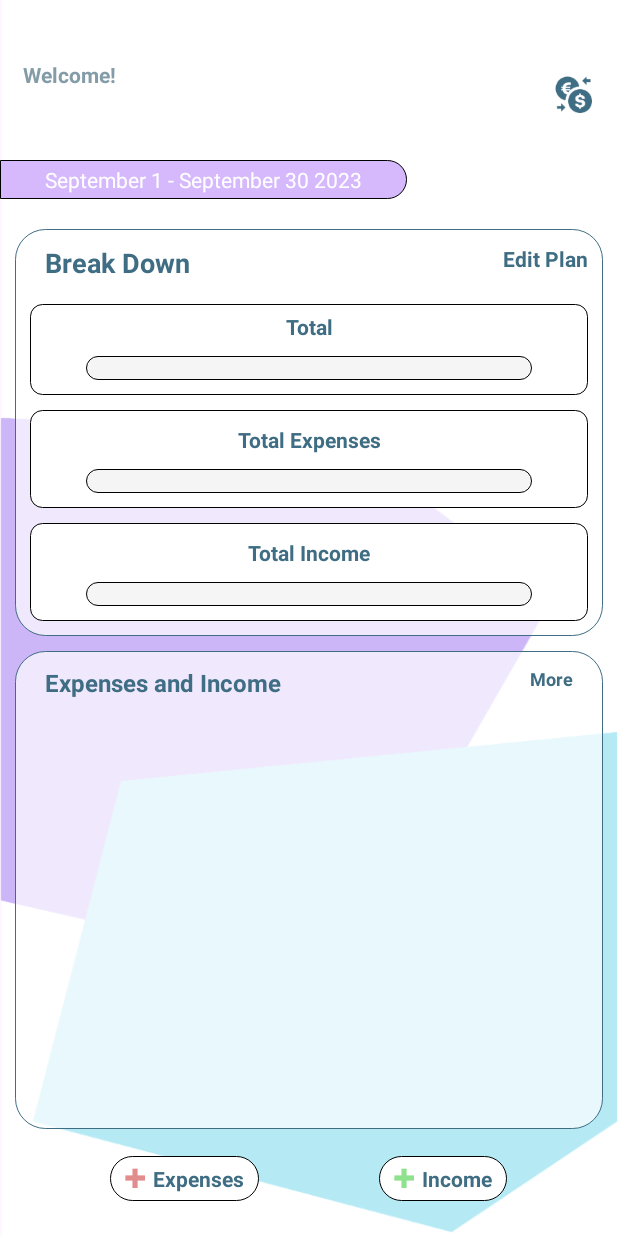
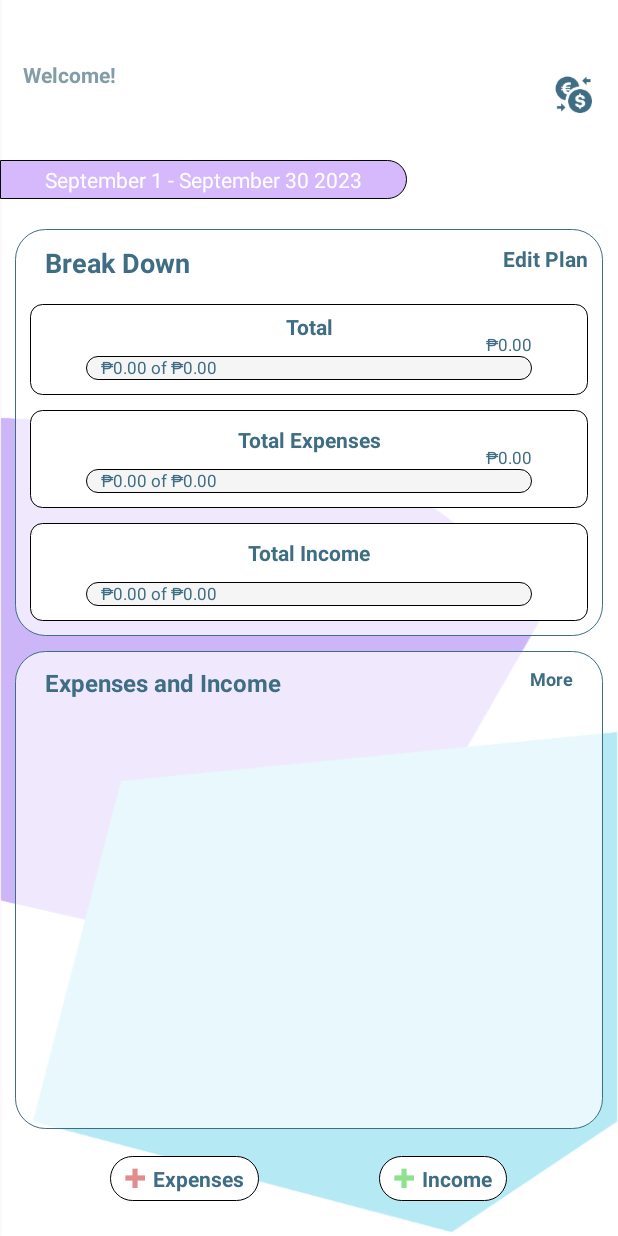
Before and after one commit to NotEfraim/Expenses_Tracker, an Android app: the ViewPlanFragment screen opened through its navigation route, on a phone screen of 412 x 824 dp. Run offline under Robolectric (Android 15) with nearby library versions, the phone set to English and light mode, and no system bars; our stand-ins replace Dagger/Hilt's generated code, Firebase (no records; nobody signed in at launch, a user with empty details on screens opened directly); libraries missing offline, so code that uses them is left out: com.chad.library; 8 statements that could not run were skipped.

Commit message:
Implementing Income Expenses API and Get Specific Plan API and Fixing the behaviour

```diff
--- a/app/src/main/java/com/itechcom/expensestracker/presenter/fragment/HomeFragment.kt
+++ b/app/src/main/java/com/itechcom/expensestracker/presenter/fragment/HomeFragment.kt
@@ -79,7 +79,7 @@ class HomeFragment : BaseFragment<FragmentHomeBinding, HomeViewModel>(
         budgetPlanAdapter.setOnItemClickListener { _, view, position ->
             val bundle = Bundle()
             val adapterData = data.data?.get(position)
-            bundle.putSerializable("plan_model", adapterData)
+            bundle.putString("plan_id", adapterData?.planId)
             view.navigateTo(R.id.actionToViewPlanFragment, bundle)
         }
     }
--- a/app/src/main/java/com/itechcom/expensestracker/presenter/fragment/ViewPlanFragment.kt
+++ b/app/src/main/java/com/itechcom/expensestracker/presenter/fragment/ViewPlanFragment.kt
@@ -2,39 +2,67 @@ package com.itechcom.expensestracker.presenter.fragment
 
 import android.annotation.SuppressLint
 import android.os.Build
+import android.os.Bundle
 import android.util.Log
 import android.view.View
 import androidx.annotation.RequiresApi
+import androidx.lifecycle.lifecycleScope
+import com.itechcom.domain.model.database.IncomeExpensesEntityList
 import com.itechcom.domain.model.database.PlanEntity
 import com.itechcom.expensestracker.R
 import com.itechcom.expensestracker.base.BaseFragment
 import com.itechcom.expensestracker.databinding.FragmentViewPlanBinding
 import com.itechcom.expensestracker.presenter.viewmodel.MainViewModel
 import com.itechcom.expensestracker.presenter.adapter.IncomeExpenseAdapter
+import com.itechcom.expensestracker.presenter.viewmodel.ViewPlanViewModel
+import com.itechcom.expensestracker.utils.extensions.collect
 import com.itechcom.expensestracker.utils.extensions.navigateTo
+import com.itechcom.expensestracker.utils.extensions.useEmptyView
+import kotlinx.coroutines.launch
 
-class ViewPlanFragment : BaseFragment<FragmentViewPlanBinding, MainViewModel>(
+class ViewPlanFragment : BaseFragment<FragmentViewPlanBinding, ViewPlanViewModel>(
     FragmentViewPlanBinding::inflate,
-    MainViewModel::class
+    ViewPlanViewModel::class
 ) , View.OnClickListener {
 
     private val incomeExpenseAdapter = IncomeExpenseAdapter()
+    private var planId : String? = null
+
+    override fun ViewPlanViewModel.initCall() {
+        getBundleExtras()
+        lifecycleScope.launch {
+            val key = planId?:return@launch
+            getPlan(key)
+            getIncomeExpenses(key)
+        }
+    }
+
+    override fun ViewPlanViewModel.initObserver() {
+        collect(plan, ::initData)
+        collect(incomeExpenses, :: initIncomeExpenses)
+    }
 
     override fun FragmentViewPlanBinding.initialize() {
         initViews()
     }
 
-
     private fun initViews() = binding.apply {
         expensesIncomeRecycler.adapter = incomeExpenseAdapter
-        getBundleExtras()
         initClicks()
     }
 
-    @SuppressLint("SetTextI18n")
     private fun getBundleExtras() = binding.apply {
         val args = arguments ?: return@apply
-        val model = args.getSerializable("plan_model") as PlanEntity
+        planId = args.getString("plan_id")
+    }
+
+    private fun initIncomeExpenses(data : IncomeExpensesEntityList){
+        incomeExpenseAdapter.submitList(data.data)
+        incomeExpenseAdapter.useEmptyView()
+    }
+
+    @SuppressLint("SetTextI18n")
+    private fun initData(model : PlanEntity) = binding.apply {
         val expenses = model.totalExpenses?.toInt()?:0
         val income = model.totalIncome?.toInt()?:0
         val budget = model.budget?.toInt()?:0
@@ -70,6 +98,8 @@ class ViewPlanFragment : BaseFragment<FragmentViewPlanBinding, MainViewModel>(
     }
 
     override fun onClick(v: View?) {
+        val bundle = Bundle()
+        bundle.putString("plan_id", planId)
         binding.apply {
             when(v?.id){
                 editPlanBtn.id -> {
@@ -81,7 +111,7 @@ class ViewPlanFragment : BaseFragment<FragmentViewPlanBinding, MainViewModel>(
                 }
 
                 addIncomeBtn.id -> {
-                    v.navigateTo(R.id.actionToAddIncomeFragment)
+                    v.navigateTo(R.id.actionToAddIncomeFragment, bundle)
                 }
 
                 moreBtn.id -> {
--- a/app/src/main/java/com/itechcom/expensestracker/presenter/viewmodel/ViewPlanViewModel.kt
+++ b/app/src/main/java/com/itechcom/expensestracker/presenter/viewmodel/ViewPlanViewModel.kt
@@ -1,13 +1,46 @@
 package com.itechcom.expensestracker.presenter.viewmodel
 
 import androidx.lifecycle.ViewModel
+import com.itechcom.domain.model.database.IncomeExpensesEntity
+import com.itechcom.domain.model.database.IncomeExpensesEntityList
+import com.itechcom.domain.model.database.PlanEntity
 import com.itechcom.domain.usecase.DatabaseUseCase
 import dagger.hilt.android.lifecycle.HiltViewModel
+import kotlinx.coroutines.flow.MutableStateFlow
+import kotlinx.coroutines.flow.asStateFlow
 import javax.inject.Inject
 
 @HiltViewModel
 class ViewPlanViewModel @Inject constructor(
-    databaseUseCase: DatabaseUseCase
+    private val databaseUseCase: DatabaseUseCase
 ): ViewModel() {
 
+    private val _plan = MutableStateFlow(PlanEntity())
+    val plan = _plan.asStateFlow()
+    private val _incomeExpenses = MutableStateFlow(IncomeExpensesEntityList())
+    val incomeExpenses = _incomeExpenses.asStateFlow()
+    private val _errorMessage = MutableStateFlow("")
+    val errorMessage = _errorMessage.asStateFlow()
+
+
+    suspend fun getPlan(key : String){
+        val response = databaseUseCase.getPlan(key)
+        if(response.isSuccess){
+            val data = response.data
+            if(data is PlanEntity) _plan.value = data
+        }
+        else _errorMessage.value = response.errorMessage?:return
+    }
+
+    suspend fun getIncomeExpenses(planId: String){
+        val response = databaseUseCase.getAllIncomeAndExpenses(planId)
+        if(response.isSuccess){
+            val data = response.data
+            if(data is IncomeExpensesEntityList){
+                _incomeExpenses.value = data
+            }
+        }
+        else _errorMessage.value = response.errorMessage?:return
+    }
+
 }
--- a/app/src/main/res/layout/fragment_add_income.xml
+++ b/app/src/main/res/layout/fragment_add_income.xml
@@ -46,7 +46,7 @@
             android:textStyle="bold" />
 
         <EditText
-            android:id="@+id/startDate"
+            android:id="@+id/source"
             android:layout_width="match_parent"
             android:layout_height="wrap_content"
             android:layout_marginHorizontal="10dp"
@@ -70,7 +70,7 @@
             android:textStyle="bold" />
 
         <EditText
-            android:id="@+id/endDate"
+            android:id="@+id/amount"
             android:layout_width="match_parent"
             android:layout_height="wrap_content"
             android:layout_marginHorizontal="10dp"
@@ -140,6 +140,7 @@
 
 
     <androidx.appcompat.widget.AppCompatTextView
+        android:id="@+id/saveBtn"
         android:layout_width="wrap_content"
         android:layout_height="wrap_content"
         android:background="@drawable/button_circle_white"
--- a/app/src/main/res/navigation/main_nav.xml
+++ b/app/src/main/res/navigation/main_nav.xml
@@ -42,22 +42,28 @@
         android:label="ViewPlanFragment" >
         <action
             android:id="@+id/actionToEditPlanFragment"
-            app:destination="@id/editPlanFragment" />
+            app:destination="@id/editPlanFragment"
+            app:popUpToInclusive="true"/>
         <action
             android:id="@+id/actionToEditIncome"
-            app:destination="@id/editIncomeFragment2" />
+            app:destination="@id/editIncomeFragment2"
+            app:popUpToInclusive="true"/>
         <action
             android:id="@+id/actionToEditExpenses"
-            app:destination="@id/editExpensesFragment2" />
+            app:destination="@id/editExpensesFragment2"
+            app:popUpToInclusive="true"/>
         <action
             android:id="@+id/actionToAddExpensesFragment"
-            app:destination="@id/addExpensesFragment" />
+            app:destination="@id/addExpensesFragment"
+            app:popUpToInclusive="true"/>
         <action
             android:id="@+id/actionToAddIncomeFragment"
-            app:destination="@id/addIncomeFragment" />
+            app:destination="@id/addIncomeFragment"
+            app:popUpToInclusive="true"/>
         <action
             android:id="@+id/action_viewPlanFragment_to_allExpensesIncomeFragment2"
-            app:destination="@id/allExpensesIncomeFragment" />
+            app:destination="@id/allExpensesIncomeFragment"
+            app:popUpToInclusive="true"/>
 
     </fragment>
 
@@ -81,7 +87,7 @@
         android:name="com.itechcom.expensestracker.presenter.fragment.AddExpensesFragment"
         tools:layout="@layout/fragment_add_expenses"
         android:label="AddExpensesFragment" />
-    <fragment
+     <fragment
         android:id="@+id/addIncomeFragment"
         android:name="com.itechcom.expensestracker.presenter.fragment.AddIncomeFragment"
         tools:layout="@layout/fragment_add_income"
--- a/data/src/main/java/com/itechcom/data/repository/firebase/DatabaseRepository.kt
+++ b/data/src/main/java/com/itechcom/data/repository/firebase/DatabaseRepository.kt
@@ -13,5 +13,7 @@ interface DatabaseRepository {
     suspend fun getBasicAuthUser(email : String) : Flow<DataFirebaseCallModel>
     suspend fun getAllPlans(limitTo : Int) : DataFirebaseCallModel
     suspend fun getLatestPlan() : DataFirebaseCallModel
+    suspend fun getPlan(key : String) : DataFirebaseCallModel
+    suspend fun getAllIncomeAndExpenses(planId : String) : DataFirebaseCallModel
 
 }
--- a/data/src/main/java/com/itechcom/data/repositoryImp/firebase/DatabaseRepositoryImp.kt
+++ b/data/src/main/java/com/itechcom/data/repositoryImp/firebase/DatabaseRepositoryImp.kt
@@ -29,5 +29,8 @@ class DatabaseRepositoryImp @Inject constructor(
     override suspend fun getAllPlans(limitTo: Int) = firebaseDatabaseManager.getAllPlans(limitTo)
 
     override suspend fun getLatestPlan(): DataFirebaseCallModel = firebaseDatabaseManager.getLatestPlan()
+    override suspend fun getPlan(key: String) = firebaseDatabaseManager.getPlan(key)
+    override suspend fun getAllIncomeAndExpenses(planId: String)
+    = firebaseDatabaseManager.getAllIncomeAndExpenses(planId)
 
 }
--- a/data/src/main/java/com/itechcom/data/storage/firebase/database/entity/DataIncomeExpensesEntity.kt
+++ b/data/src/main/java/com/itechcom/data/storage/firebase/database/entity/DataIncomeExpensesEntity.kt
@@ -8,7 +8,7 @@ class DataIncomeExpensesEntity(
     @SerializedName("id")
     var id : String? = null,
     @SerializedName("planId")
-    var planId : Int? = null,
+    var planId : String? = null,
     @SerializedName("type")
     var type : String? = null,
     @SerializedName("name")
--- a/domain/src/main/java/com/itechcom/domain/model/database/IncomeExpensesEntity.kt
+++ b/domain/src/main/java/com/itechcom/domain/model/database/IncomeExpensesEntity.kt
@@ -7,7 +7,7 @@ data class IncomeExpensesEntity(
     @SerializedName("id")
     var id : String? = null,
     @SerializedName("planId")
-    var planId : Int? = null,
+    var planId : String? = null,
     @SerializedName("type")
     var type : String? = null,
     @SerializedName("name")
```
Also changed, not shown: app/src/main/java/com/itechcom/expensestracker/presenter/adapter/IncomeExpenseAdapter.kt (+22 -2 lines), app/src/main/java/com/itechcom/expensestracker/presenter/fragment/AddIncomeFragment.kt (+42 -4 lines), app/src/main/java/com/itechcom/expensestracker/presenter/viewmodel/AddIncomeViewModel.kt (added, +24 -0 lines), app/src/main/res/layout/item_income_expenses.xml (+4 -4 lines), data/src/main/java/com/itechcom/data/storage/firebase/database/FirebaseDatabaseManager.kt (+27 -10 lines), domain/src/main/java/com/itechcom/domain/mapper/ResponseMapper.kt (+21 -1 lines), domain/src/main/java/com/itechcom/domain/usecase/DatabaseUseCase.kt (+29 -0 lines).
